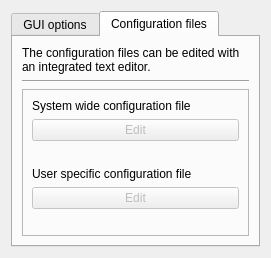
This is linkcheck/gui/ui/options.ui in wummel/linkchecker as Qt 5 draws it before an edit. The edited form follows.
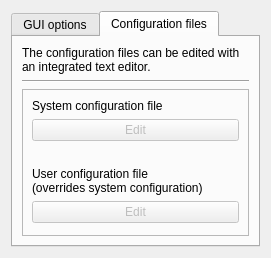
This is the edited form. The open tabs and pages were chosen to show the change.

```diff
--- a/linkcheck/gui/ui/options.ui
+++ b/linkcheck/gui/ui/options.ui
@@ -212,7 +212,7 @@
              <string extracomment="Test"/>
             </property>
             <property name="text">
-             <string>System wide configuration file</string>
+             <string>System configuration file</string>
             </property>
            </widget>
           </item>
@@ -248,7 +248,11 @@
              <string>Overrides system wide configuration file settings.</string>
             </property>
             <property name="text">
-             <string>User specific configuration file</string>
+             <string>User configuration file
+(overrides system configuration)</string>
+            </property>
+            <property name="wordWrap">
+             <bool>true</bool>
             </property>
            </widget>
           </item>
```
Left out of the diff: 14 changed lines with no effect on the pictures.
